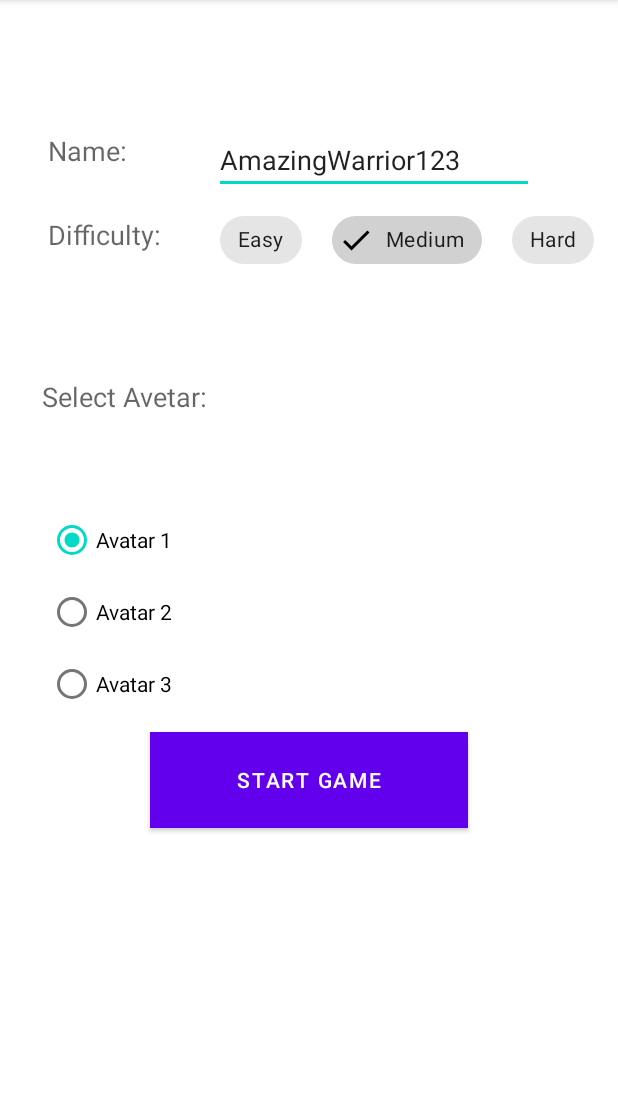
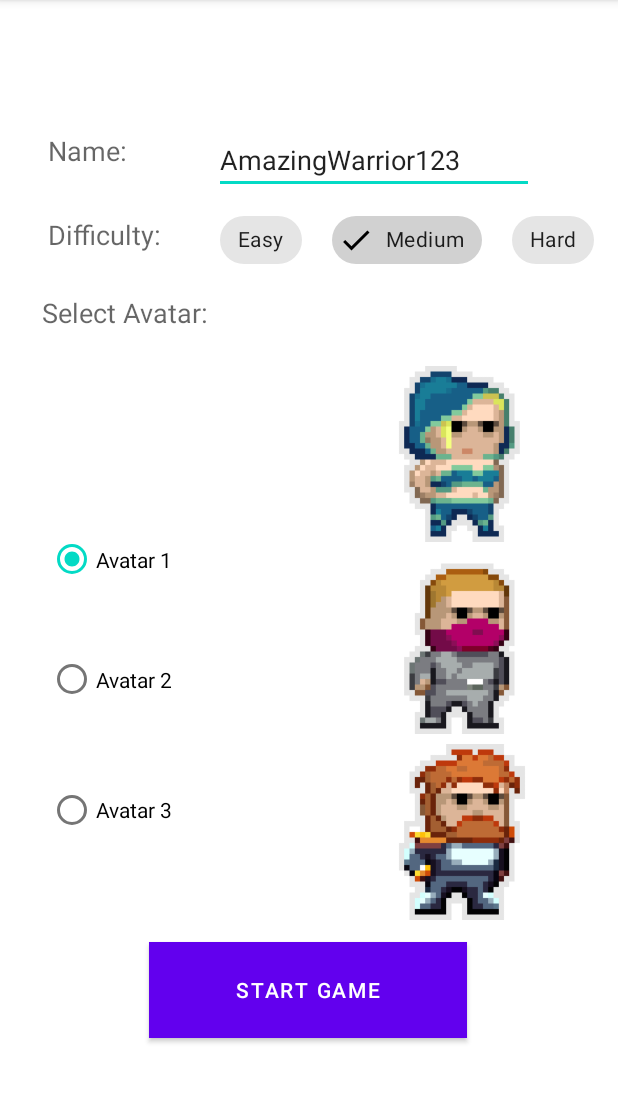
Before and after one commit to jadenl99/CS2340B_Team29, an Android app: the ConfigScreenActivity screen opened directly, with no data from a screen before it, on a phone screen of 412 x 824 dp, the part 84-1187 px from its top. Run offline under Robolectric (Android 15) with nearby library versions, the phone set to English and light mode, and no system bars.

Commit message:
Added avatars and changed logic in avatar selection

```diff
--- a/app/src/main/res/layout/activity_config_screen.xml
+++ b/app/src/main/res/layout/activity_config_screen.xml
@@ -2,11 +2,12 @@
 <androidx.constraintlayout.widget.ConstraintLayout xmlns:android="http://schemas.android.com/apk/res/android"
     xmlns:app="http://schemas.android.com/apk/res-auto"
     xmlns:tools="http://schemas.android.com/tools"
-    android:id="@+id/avatarText"
+    android:id="@+id/avatar1"
     android:layout_width="match_parent"
     android:layout_height="match_parent"
-    tools:layout_editor_absoluteX="44dp"
-    tools:layout_editor_absoluteY="-2dp">
+    android:visibility="visible"
+    tools:layout_editor_absoluteX="0dp"
+    tools:layout_editor_absoluteY="0dp">
 
     <com.google.android.material.chip.ChipGroup
         android:id="@+id/difficultyCGroup"
@@ -61,11 +62,12 @@
         android:layout_width="212dp"
         android:layout_height="64dp"
         android:layout_marginStart="99dp"
-        android:layout_marginTop="488dp"
+        android:layout_marginTop="628dp"
         android:layout_marginEnd="100dp"
         android:background="@drawable/button_selector"
         android:text="Start Game"
         app:layout_constraintEnd_toEndOf="parent"
+        app:layout_constraintHorizontal_bias="0.0"
         app:layout_constraintStart_toStartOf="parent"
         app:layout_constraintTop_toTopOf="parent" />
 
@@ -82,42 +84,48 @@
 
     <TextView
         android:id="@+id/avatarTxt"
-        android:layout_width="160dp"
-        android:layout_height="24dp"
+        android:layout_width="182dp"
+        android:layout_height="50dp"
         android:layout_marginStart="28dp"
-        android:layout_marginTop="252dp"
-        android:text="Select Avetar:"
+        android:layout_marginTop="196dp"
+        android:text="Select Avatar:"
         android:textAppearance="@style/TextAppearance.AppCompat.Medium"
         app:layout_constraintStart_toStartOf="parent"
         app:layout_constraintTop_toTopOf="parent" />
 
     <RadioGroup
         android:id="@+id/avatarGroup"
-        android:layout_width="wrap_content"
-        android:layout_height="wrap_content"
+        android:layout_width="173dp"
+        android:layout_height="273dp"
         android:layout_marginStart="32dp"
-        android:layout_marginTop="336dp"
+        android:layout_marginTop="330dp"
         android:checkedButton="@id/avatarBtn1"
         app:layout_constraintStart_toStartOf="parent"
         app:layout_constraintTop_toTopOf="parent">
 
         <RadioButton
             android:id="@+id/avatarBtn1"
-            android:layout_width="match_parent"
-            android:layout_height="wrap_content"
-            android:text="Avatar 1" />
+            android:layout_width="179dp"
+            android:layout_height="86dp"
+            android:text="Avatar 1"
+            tools:layout_editor_absoluteX="32dp"
+            tools:layout_editor_absoluteY="336dp" />
 
         <RadioButton
             android:id="@+id/avatarBtn2"
             android:layout_width="match_parent"
-            android:layout_height="wrap_content"
-            android:text="Avatar 2" />
+            android:layout_height="74dp"
+            android:text="Avatar 2"
+            tools:layout_editor_absoluteX="32dp"
+            tools:layout_editor_absoluteY="422dp" />
 
         <RadioButton
             android:id="@+id/avatarBtn3"
             android:layout_width="match_parent"
-            android:layout_height="wrap_content"
-            android:text="Avatar 3" />
+            android:layout_height="100dp"
+            android:text="Avatar 3"
+            tools:layout_editor_absoluteX="32dp"
+            tools:layout_editor_absoluteY="496dp" />
 
     </RadioGroup>
 
@@ -132,4 +140,35 @@
         app:layout_constraintStart_toStartOf="parent"
         app:layout_constraintTop_toTopOf="parent" />
 
+    <ImageButton
+        android:id="@+id/imageButton4"
+        android:layout_width="112dp"
+        android:layout_height="117dp"
+        android:layout_marginTop="244dp"
+        android:layout_marginEnd="48dp"
+        android:background="@drawable/avatar1"
+        app:layout_constraintEnd_toEndOf="parent"
+        app:layout_constraintTop_toTopOf="parent" />
+
+    <ImageButton
+        android:id="@+id/imageButton7"
+        android:layout_width="112dp"
+        android:layout_height="117dp"
+        android:layout_marginTop="372dp"
+        android:layout_marginEnd="48dp"
+        android:background="@drawable/avatar2"
+        app:layout_constraintEnd_toEndOf="parent"
+        app:layout_constraintTop_toTopOf="parent" />
+
+    <ImageButton
+        android:id="@+id/imageButton8"
+        android:layout_width="112dp"
+        android:layout_height="117dp"
+        android:layout_marginTop="496dp"
+        android:layout_marginEnd="48dp"
+        android:background="@drawable/avatar3"
+        app:layout_constraintEnd_toEndOf="parent"
+        app:layout_constraintTop_toTopOf="parent" />
+
+
 </androidx.constraintlayout.widget.ConstraintLayout>
```
Also changed, not shown: app/src/main/java/com/example/cs2340b_team29/ConfigScreenActivity.java (+6 -7 lines), app/src/main/res/layout/avatar_picker_screen.xml (added, +79 -0 lines), app/src/main/res/drawable/avatar1.jpg (added), app/src/main/res/drawable/avatar2.jpg (added), app/src/main/res/drawable/avatar3.jpg (added), 293 other files.
